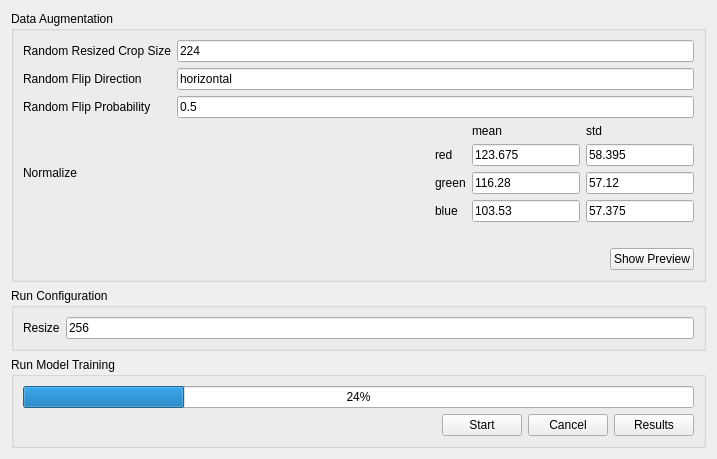
First picture: the form in view/aitrainingwidget.ui, repository Joensw/RCAIT, before the edit.
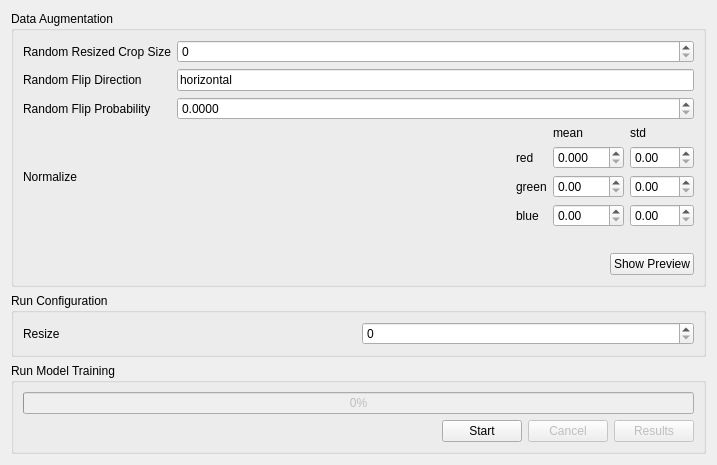
Second picture: the form after the edit.

Commit message: Defined methods and slots in AITrainingWidget

The edit to the form file:
```diff
--- a/view/aitrainingwidget.ui
+++ b/view/aitrainingwidget.ui
@@ -94,9 +94,12 @@
              </widget>
             </item>
             <item row="5" column="1">
-             <widget class="QLineEdit" name="lineEdit_4">
-              <property name="text">
-               <string>116.28</string>
+             <widget class="QDoubleSpinBox" name="green_mean">
+              <property name="text" stdset="0">
+               <string>0,00</string>
+              </property>
+              <property name="maximum">
+               <double>255.000000000000000</double>
               </property>
              </widget>
             </item>
@@ -114,30 +117,45 @@
              </widget>
             </item>
             <item row="3" column="2">
-             <widget class="QLineEdit" name="lineEdit_7">
-              <property name="text">
-               <string>58.395</string>
+             <widget class="QDoubleSpinBox" name="red_std">
+              <property name="text" stdset="0">
+               <string>0,00</string>
+              </property>
+              <property name="maximum">
+               <double>255.000000000000000</double>
               </property>
              </widget>
             </item>
             <item row="6" column="2">
-             <widget class="QLineEdit" name="lineEdit_9">
-              <property name="text">
-               <string>57.375</string>
+             <widget class="QDoubleSpinBox" name="blue_std">
+              <property name="text" stdset="0">
+               <string>0,00</string>
+              </property>
+              <property name="maximum">
+               <double>255.000000000000000</double>
               </property>
              </widget>
             </item>
             <item row="5" column="2">
-             <widget class="QLineEdit" name="lineEdit_8">
-              <property name="text">
-               <string>57.12</string>
+             <widget class="QDoubleSpinBox" name="green_std">
+              <property name="text" stdset="0">
+               <string>0,00</string>
+              </property>
+              <property name="maximum">
+               <double>255.000000000000000</double>
               </property>
              </widget>
             </item>
             <item row="3" column="1">
-             <widget class="QLineEdit" name="lineEdit_5">
-              <property name="text">
-               <string>123.675</string>
+             <widget class="QDoubleSpinBox" name="red_mean">
+              <property name="text" stdset="0">
+               <string>0,000</string>
+              </property>
+              <property name="decimals">
+               <number>3</number>
+              </property>
+              <property name="maximum">
+               <double>255.000000000000000</double>
               </property>
              </widget>
             </item>
@@ -163,9 +181,12 @@
              </widget>
             </item>
             <item row="6" column="1">
-             <widget class="QLineEdit" name="lineEdit_6">
-              <property name="text">
-               <string>103.53</string>
+             <widget class="QDoubleSpinBox" name="blue_mean">
+              <property name="text" stdset="0">
+               <string>0,00</string>
+              </property>
+              <property name="maximum">
+               <double>255.000000000000000</double>
               </property>
              </widget>
             </item>
@@ -181,9 +202,9 @@
          </widget>
         </item>
         <item row="0" column="2">
-         <widget class="QLineEdit" name="lineEdit_2">
-          <property name="text">
-           <string>224</string>
+         <widget class="QSpinBox" name="resizedCropSize">
+          <property name="text" stdset="0">
+           <string>0</string>
           </property>
          </widget>
         </item>
@@ -195,9 +216,18 @@
          </widget>
         </item>
         <item row="2" column="2">
-         <widget class="QLineEdit" name="lineEdit_10">
-          <property name="text">
-           <string>0.5</string>
+         <widget class="QDoubleSpinBox" name="flipProbability">
+          <property name="text" stdset="0">
+           <string>0,0000</string>
+          </property>
+          <property name="decimals">
+           <number>4</number>
+          </property>
+          <property name="maximum">
+           <double>1.000000000000000</double>
+          </property>
+          <property name="singleStep">
+           <double>0.050000000000000</double>
           </property>
          </widget>
         </item>
@@ -259,9 +289,12 @@
          </widget>
         </item>
         <item row="0" column="1">
-         <widget class="QLineEdit" name="lineEdit_14">
-          <property name="text">
-           <string>256</string>
+         <widget class="QSpinBox" name="resize">
+          <property name="text" stdset="0">
+           <string>0</string>
+          </property>
+          <property name="maximum">
+           <number>1000000000</number>
           </property>
          </widget>
         </item>
@@ -280,8 +313,11 @@
        <layout class="QVBoxLayout" name="verticalLayout">
         <item>
          <widget class="QProgressBar" name="progressBar">
+          <property name="enabled">
+           <bool>false</bool>
+          </property>
           <property name="value">
-           <number>24</number>
+           <number>0</number>
           </property>
          </widget>
         </item>
@@ -308,14 +344,20 @@
            </widget>
           </item>
           <item>
-           <widget class="QPushButton" name="pushButton_3">
+           <widget class="QPushButton" name="cancelButton">
+            <property name="enabled">
+             <bool>false</bool>
+            </property>
             <property name="text">
              <string>Cancel</string>
             </property>
            </widget>
           </item>
           <item>
-           <widget class="QPushButton" name="pushButton_4">
+           <widget class="QPushButton" name="resultsButton">
+            <property name="enabled">
+             <bool>false</bool>
+            </property>
             <property name="text">
              <string>Results</string>
             </property>
```
Left out of the diff: 12 changed lines with no effect on the pictures. The commit also changes 2 other files.
